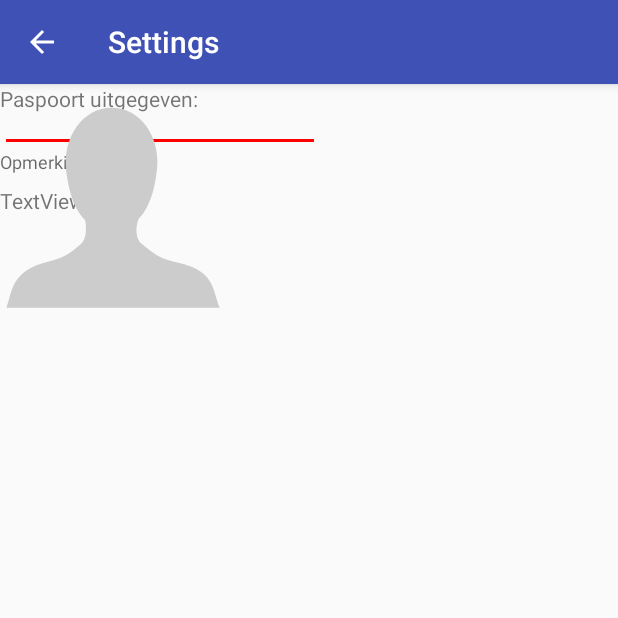
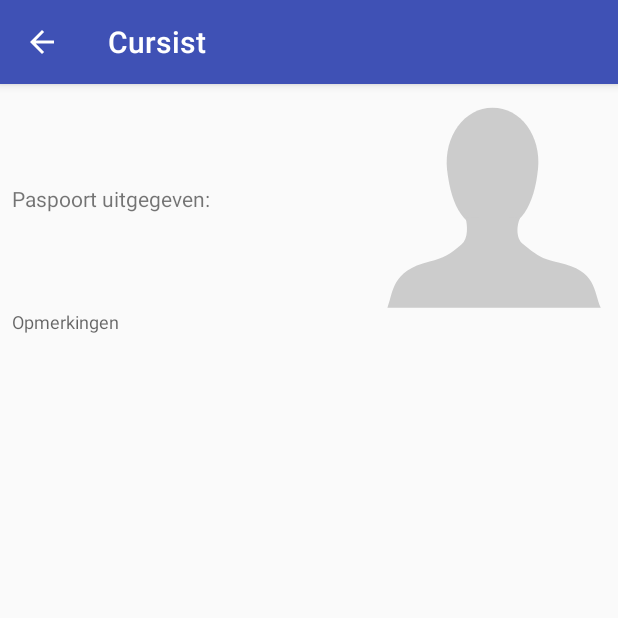
Before and after one commit to MissMormie/CwoApp-android, an Android app: the CursistDetailActivity screen opened directly, with no data from a screen before it, on a phone screen of 412 x 824 dp, the top half of it. Run offline under Robolectric (Android 15) with nearby library versions, the phone set to English and light mode, and no system bars.

Commit message:
Created entity classes, updated actionbar titles in manifest, added cursistDetail activity

```diff
--- a/app/build.gradle
+++ b/app/build.gradle
@@ -4,6 +4,7 @@ android {
     compileSdkVersion 25
     buildToolsVersion "25.0.2"
     defaultConfig {
+        vectorDrawables.useSupportLibrary = true
         applicationId "cwoapp.nl.cwoapp"
         minSdkVersion 15
         targetSdkVersion 25
--- a/app/src/main/java/cwoapp/nl/cwoapp/CursistDetail.java
+++ b/app/src/main/java/cwoapp/nl/cwoapp/CursistDetailActivity.java
@@ -3,11 +3,13 @@ package cwoapp.nl.cwoapp;
 import android.support.v7.app.AppCompatActivity;
 import android.os.Bundle;
 
-public class CursistDetail extends AppCompatActivity {
+public class CursistDetailActivity extends AppCompatActivity {
 
     @Override
     protected void onCreate(Bundle savedInstanceState) {
         super.onCreate(savedInstanceState);
         setContentView(R.layout.activity_cursist_detail);
+
+        Long cursistId = getIntent().getLongExtra("cursistId", 0);
     }
 }
--- a/app/src/main/res/layout/activity_cursist_detail.xml
+++ b/app/src/main/res/layout/activity_cursist_detail.xml
@@ -4,21 +4,10 @@
     xmlns:tools="http://schemas.android.com/tools"
     android:layout_width="match_parent"
     android:layout_height="match_parent"
-    tools:context="cwoapp.nl.cwoapp.CursistDetail"
+    tools:context="cwoapp.nl.cwoapp.CursistDetailActivity"
     tools:layout_editor_absoluteY="81dp"
     tools:layout_editor_absoluteX="0dp">
 
-
-    <EditText
-        android:id="@+id/textViewCursistName"
-        android:layout_width="wrap_content"
-        android:layout_height="wrap_content"
-        android:ems="10"
-        android:inputType="textPersonName"
-        tools:text="Sonja Duijvesteijn"
-        android:layout_marginStart="8dp"
-        tools:layout_editor_absoluteX="8dp"
-        tools:layout_editor_absoluteY="145dp" />
 
     <TextView
         android:id="@+id/textViewOpmerkingenLabel"
@@ -27,20 +16,21 @@
         android:text="@string/opmerkingen"
         android:textAppearance="@style/TextAppearance.AppCompat.Caption"
         android:layout_marginStart="8dp"
-        tools:layout_editor_absoluteX="8dp"
-        android:layout_marginTop="24dp"
-        app:layout_constraintTop_toBottomOf="@+id/textView3" />
+        android:layout_marginTop="0dp"
+        app:layout_constraintTop_toBottomOf="@+id/imageView3"
+        android:layout_marginLeft="8dp"
+        app:layout_constraintLeft_toLeftOf="parent" />
 
     <TextView
         android:id="@+id/textViewOpmerking"
         android:layout_width="344dp"
         android:layout_height="wrap_content"
-        android:text="TextView"
-        tools:text="Sonja surft alleen als het erg warm is, wind maakt minder uit."
+        android:layout_marginLeft="8dp"
         android:layout_marginStart="8dp"
-        tools:layout_editor_absoluteX="8dp"
-        android:layout_marginTop="8dp"
-        app:layout_constraintTop_toBottomOf="@+id/textViewOpmerkingenLabel" />
+        android:layout_marginTop="7dp"
+        app:layout_constraintLeft_toLeftOf="parent"
+        app:layout_constraintTop_toBottomOf="@+id/textViewOpmerkingenLabel"
+        tools:text="Sonja surft alleen als het erg warm is, wind maakt minder uit." />
 
     <TextView
         android:id="@+id/textView3"
@@ -48,16 +38,21 @@
         android:layout_height="wrap_content"
 
         android:text="@string/paspoort"
-        tools:layout_editor_absoluteX="8dp"
-        tools:layout_editor_absoluteY="188dp" />
+        android:layout_marginTop="8dp"
+        app:layout_constraintTop_toBottomOf="@+id/textviewVoornaam"
+        android:layout_marginLeft="8dp"
+        app:layout_constraintLeft_toLeftOf="parent"
+        tools:ignore="RtlHardcoded" />
 
     <ImageView
         android:id="@+id/imageView3"
         android:layout_width="wrap_content"
         android:layout_height="wrap_content"
         app:srcCompat="@drawable/ic_user_image"
-        tools:layout_editor_absoluteX="16dp"
-        tools:layout_editor_absoluteY="-4dp" />
+        tools:layout_editor_absoluteY="-4dp"
+        android:layout_marginRight="8dp"
+        app:layout_constraintRight_toRightOf="parent"
+        tools:ignore="ContentDescription,MissingConstraints,RtlHardcoded" />
 
     <TextView
         android:id="@+id/textView5"
@@ -65,8 +60,25 @@
         android:layout_height="wrap_content"
         android:layout_marginLeft="8dp"
         app:layout_constraintLeft_toRightOf="@+id/textView3"
-        tools:layout_editor_absoluteY="188dp"
-        tools:text="ja" />
+        tools:text="ja"
+        android:layout_marginTop="8dp"
+        app:layout_constraintTop_toBottomOf="@+id/textviewVoornaam"
+        tools:ignore="RtlHardcoded" />
+
+    <TextView
+        android:id="@+id/textviewVoornaam"
+        android:layout_width="wrap_content"
+        android:layout_height="wrap_content"
+        android:layout_marginLeft="8dp"
+        android:layout_marginRight="0dp"
+        android:textAppearance="@style/TextAppearance.AppCompat.Headline"
+        app:layout_constraintHorizontal_bias="0.25"
+        app:layout_constraintLeft_toLeftOf="parent"
+        app:layout_constraintRight_toLeftOf="@+id/imageView3"
+        tools:text="Sonja Duijvesteijn"
+        tools:ignore="RtlHardcoded"
+        app:layout_constraintTop_toTopOf="parent"
+        android:layout_marginTop="26dp" />
 
 
 </android.support.constraint.ConstraintLayout>
--- a/app/src/main/res/values/strings.xml
+++ b/app/src/main/res/values/strings.xml
@@ -15,6 +15,7 @@
     <!-- Cursist detail -->
     <string name="ja">Ja</string>
     <string name="nee">Nee</string>
+    <string name="cursist">Cursist</string>
 
     <!-- Cursist form -->
     <string name="voornaam">Voornaam</string>
@@ -24,6 +25,4 @@
     <string name="paspoort">Paspoort uitgegeven: </string>
     <string name="opslaan">Opslaan</string>
 
-
-
 </resources>
```
Also changed, not shown: app/src/main/AndroidManifest.xml (+16 -4 lines), app/src/main/java/cwoapp/nl/cwoapp/CursistListActivity.java (+6 -6 lines), app/src/main/java/cwoapp/nl/cwoapp/entity/Cursist.java (+10 -2 lines), app/src/main/java/cwoapp/nl/cwoapp/entity/CursistBehaaldEisen.java (added, +16 -0 lines), app/src/main/java/cwoapp/nl/cwoapp/entity/CursistHeeftDiploma.java (added, +22 -0 lines), app/src/main/java/cwoapp/nl/cwoapp/entity/CwoEisen.java (added, +17 -0 lines), app/src/main/java/cwoapp/nl/cwoapp/entity/Diploma.java (added, +15 -0 lines), app/src/main/res/layout/cursist_list_item.xml (+40 -10 lines).
